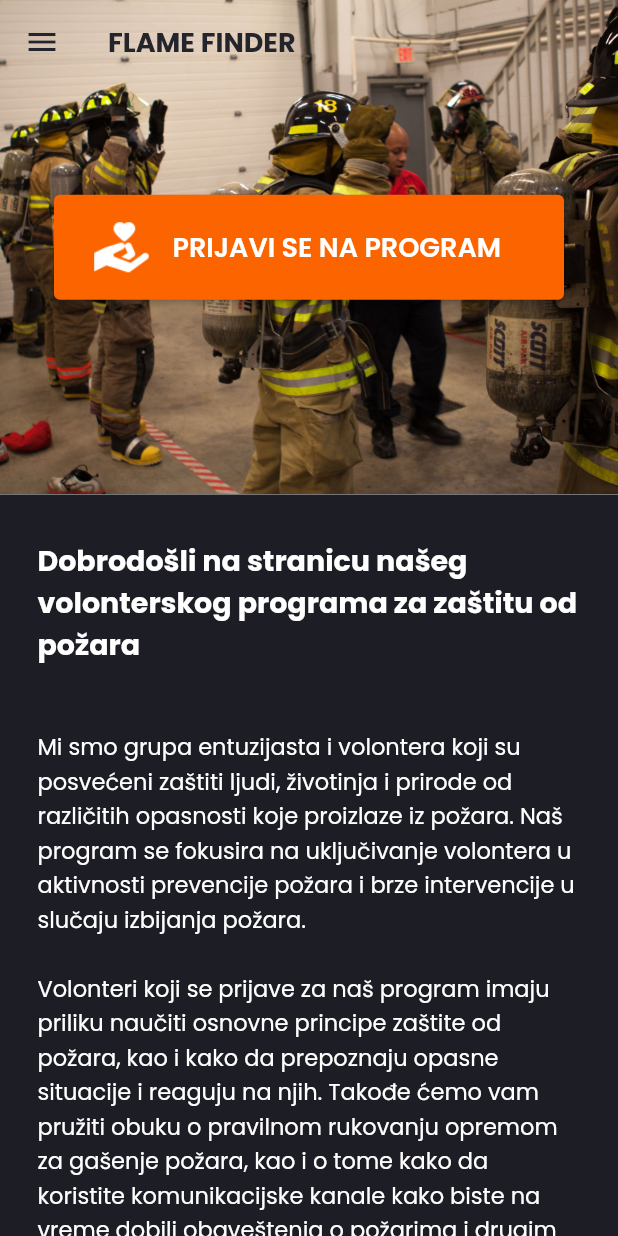
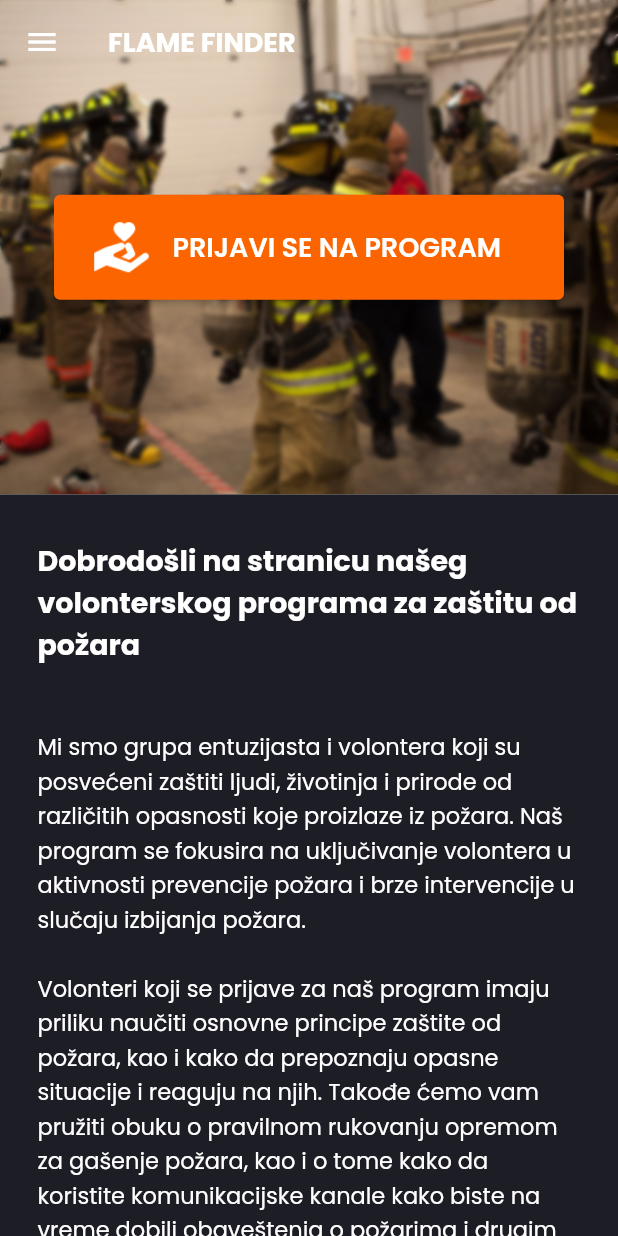
Before and after one commit to hamzatuco/Flame-Finder, a Flutter app: the Volonteri screen opened directly, on a phone screen of 412 x 824 dp. Run offline on Flutter 3.47's test engine with Material 2 defaults, Android fonts, the light colour scheme and no system bars; our stand-ins replace cloud_firestore, firebase_core, flutter_countdown_timer, fluttertoast, google_fonts, lottie; accounts and stored records are empty.

Commit message:
ios tweaks

```diff
--- a/lib/Pages/Volonteri.dart
+++ b/lib/Pages/Volonteri.dart
@@ -1,4 +1,6 @@
 // ignore_for_file: use_key_in_widget_constructors, file_names, avoid_print
+import 'dart:ui';
+
 import 'package:cloud_firestore/cloud_firestore.dart';
 import 'package:firebase_core/firebase_core.dart';
 import 'package:flamefinder/Pages/SplashVolonter.dart';
@@ -38,16 +40,26 @@ class _VolonteriState extends State<Volonteri> {
           }
           return Stack(
             children: [
-              FractionallySizedBox(
-                widthFactor: 1.0,
-                heightFactor: 1,
-                child: ConstrainedBox(
-                  constraints: BoxConstraints.expand(height: maxHeight),
-                  child: Image.asset(
-                    'assets/volonter.jpg',
-                    alignment: const Alignment(0, -0.4),
-                    fit: BoxFit.cover,
-                  ),
+              Container(
+                width:
+                    double.infinity, // Ensures the image fills the entire width
+                height: maxHeight, // Set the desired height
+                child: Stack(
+                  fit: StackFit.expand,
+                  children: [
+                    Image.asset(
+                      'assets/volonter.jpg',
+                      fit: BoxFit.cover,
+                    ),
+                    ImageFiltered(
+                      imageFilter: ImageFilter.blur(
+                          sigmaX: 1.5, sigmaY: 1.5), // Adjust blur intensity
+                      child: Image.asset(
+                        'assets/volonter.jpg',
+                        fit: BoxFit.cover,
+                      ),
+                    ),
+                  ],
                 ),
               ),
               Center(
@@ -332,7 +344,7 @@ class _VolonteriState extends State<Volonteri> {
                   leading: IconButton(
                     icon: const Icon(
                       Icons.menu,
-                      color: Color(0xFF24242C),
+                      color: Colors.white,
                     ),
                     onPressed: () {
                       _scaffoldKey.currentState!.openDrawer();
@@ -342,7 +354,7 @@ class _VolonteriState extends State<Volonteri> {
                     'FLAME FINDER',
                     textAlign: TextAlign.center,
                     style: GoogleFonts.poppins(
-                        color: const Color(0xFF24242C),
+                        color: Colors.white,
                         fontSize: 18,
                         fontWeight: FontWeight.w700),
                   ),
```
